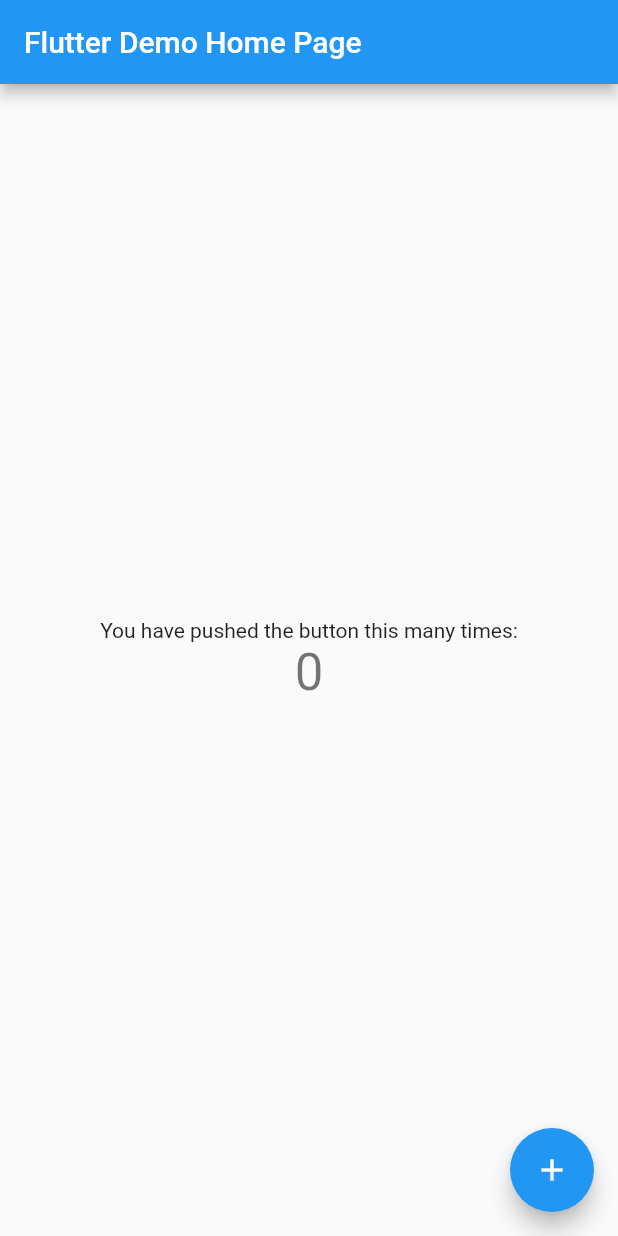
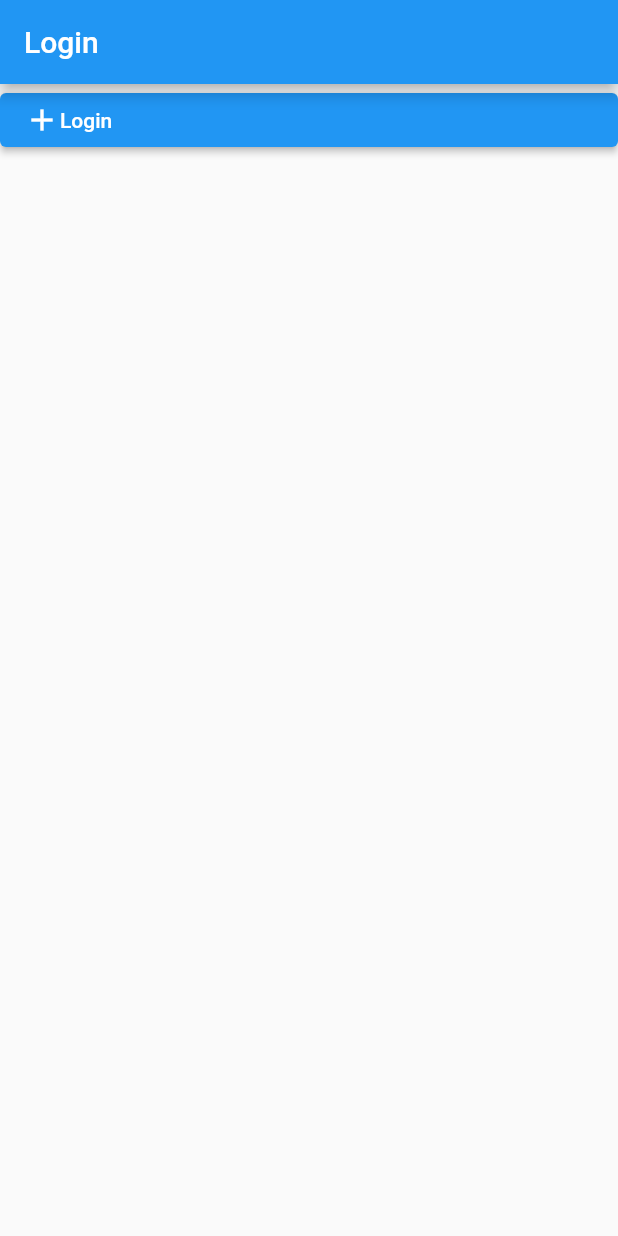
Before and after one commit to vuthingngoc/UniCEC_Mobi, a Flutter app: the screen it shows after launch, on a phone screen of 412 x 824 dp. Run offline on Flutter 3.47's test engine with Material 2 defaults, Android fonts, the phone set to English and light mode, and no system bars; our stand-ins replace equatable, firebase_auth, firebase_core, firebase_messaging, flutter_bloc, flutter_local_notifications and 4 more; accounts and stored records are empty.

Commit message:
test login

```diff
--- /dev/null
+++ b/lib/UI/login.dart
@@ -0,0 +1,37 @@
+import 'package:flutter/material.dart';
+import 'package:provider/provider.dart';
+
+import '../services/google_login_svc/google_login.dart';
+
+class Login extends StatelessWidget {
+  @override
+  Widget build(BuildContext context) {
+    return Scaffold(
+      appBar: AppBar(
+        title: Text(
+          'Login',
+        ),
+      ),
+      body: Container(
+        child: Column(
+          children: <Widget>[
+            ElevatedButton(
+              child: Row(
+                children: [
+                  Icon(
+                    Icons.add,
+                  ),
+                  Text('Login'),
+                ],
+              ),
+              onPressed: () {
+                final provider = GoogleLoginProvider();
+                provider.GoogleLogin();
+              },
+            ),
+          ],
+        ),
+      ),
+    );
+  }
+}
--- a/lib/main.dart
+++ b/lib/main.dart
@@ -4,19 +4,21 @@
 import 'package:flutter_local_notifications/flutter_local_notifications.dart';
 import 'package:unicec_mobi/utils/log.dart';
 
+import 'UI/login.dart';
+
 Future<void> _firebaseMessagingBackgroundHandler(RemoteMessage message) async {
   await Firebase.initializeApp();
   Log.info("Handling a background message: ${message.messageId}");
 }
 
-final FlutterLocalNotificationsPlugin flutterLocalNotificationsPlugin = FlutterLocalNotificationsPlugin();
+final FlutterLocalNotificationsPlugin flutterLocalNotificationsPlugin =
+    FlutterLocalNotificationsPlugin();
 
 const AndroidNotificationChannel channel = AndroidNotificationChannel(
-  'high_importance_channel',// id
-  'High Importance Notifications', // name
-  description: 'This channel is used for important notification',
-  importance: Importance.high
-);
+    'high_importance_channel', // id
+    'High Importance Notifications', // name
+    description: 'This channel is used for important notification',
+    importance: Importance.high);
 
 void main() {
   runApp(const MyApp());
@@ -42,7 +44,7 @@
         // is not restarted.
         primarySwatch: Colors.blue,
       ),
-      home: const MyHomePage(title: 'Flutter Demo Home Page'),
+      home: Login(),
     );
   }
 }
--- /dev/null
+++ b/lib/services/google_login_svc/google_login.dart
@@ -0,0 +1,34 @@
+import 'package:firebase_auth/firebase_auth.dart';
+import 'package:flutter/widgets.dart';
+import 'package:google_sign_in/google_sign_in.dart';
+
+class GoogleLoginProvider extends ChangeNotifier {
+  final googleSignIn = GoogleSignIn(
+    scopes: ['email'],
+  );
+
+  GoogleSignInAccount? _user;
+
+  GoogleSignInAccount get user => _user!;
+
+  Future GoogleLogin() async {
+    final googleUser = await googleSignIn.signIn();
+    if (googleUser == null) {
+      return;
+    }
+    _user = googleUser;
+
+    final googleAuth = await googleUser.authentication;
+
+    final credential = GoogleAuthProvider.credential(
+      accessToken: googleAuth.accessToken,
+      idToken: googleAuth.idToken,
+    );
+
+    await FirebaseAuth.instance.signInWithCredential(credential);
+
+    // final response = await getCurrentUser();
+
+    notifyListeners(); //update UI
+  }
+}
```
Also changed, not shown: 3 other files.
